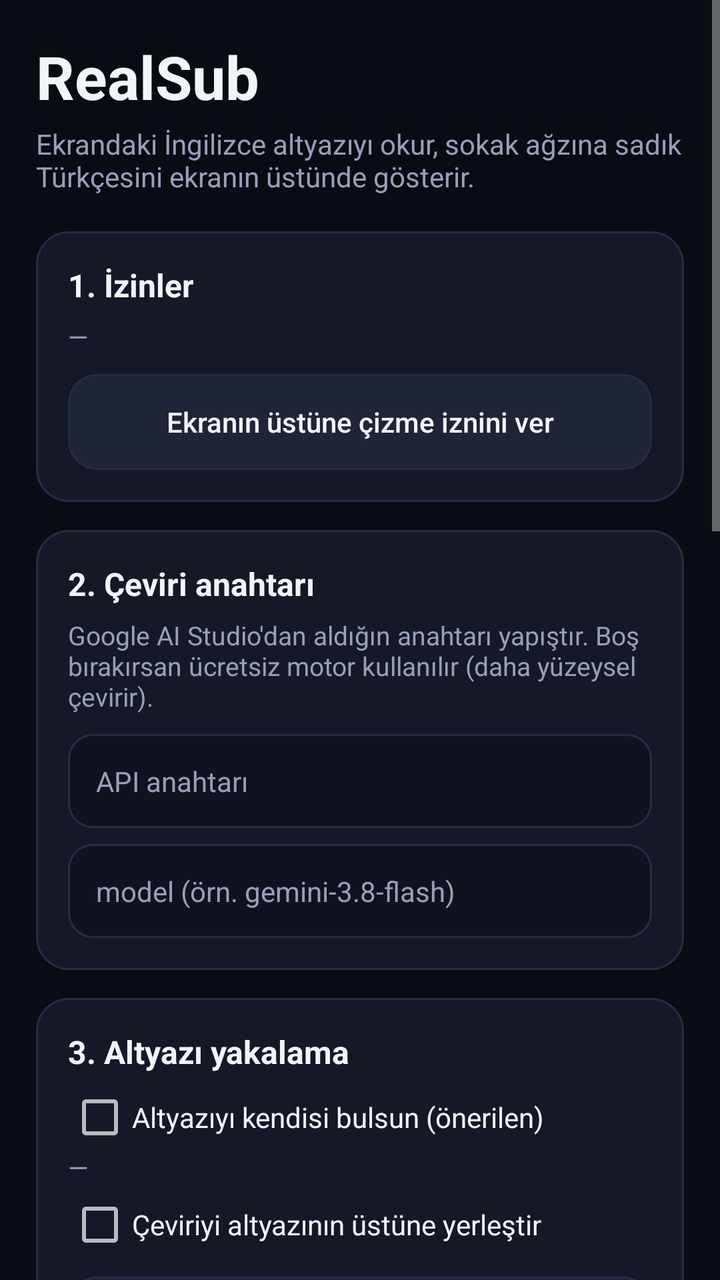
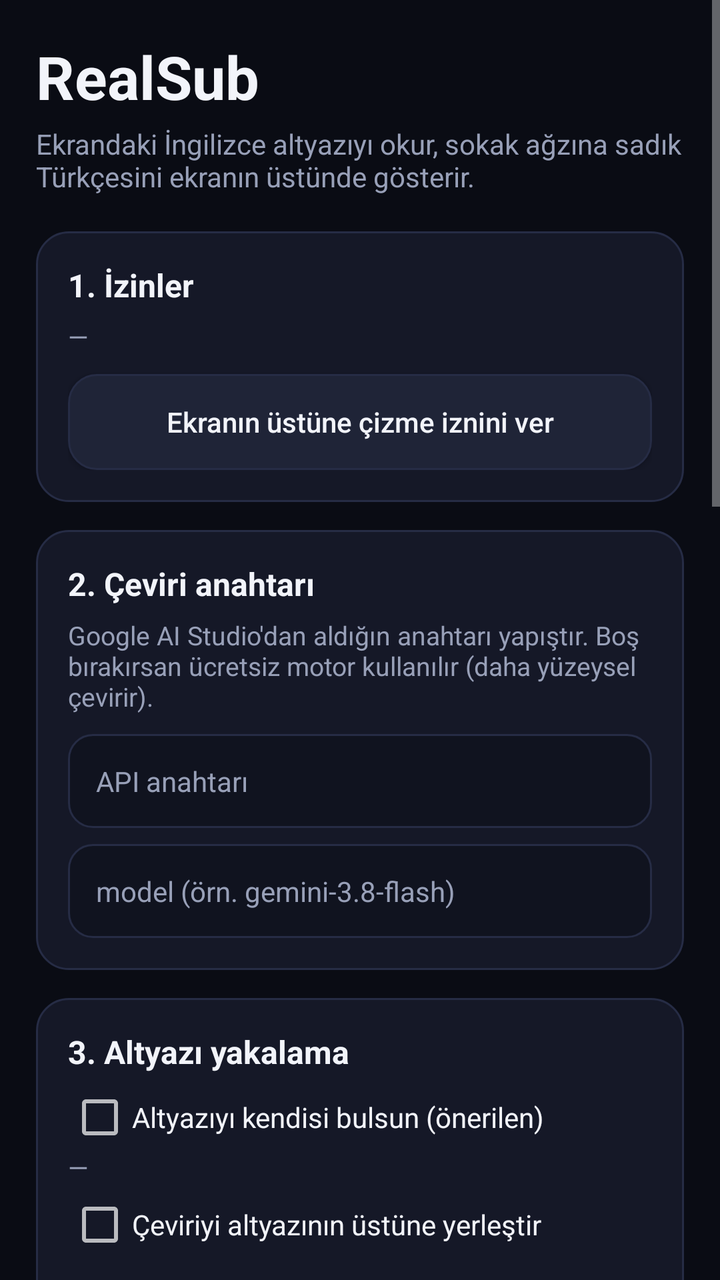

Before-and-after screenshots of an Android layout around one commit, followed by the original layout XML and the change that was made.
<!-- AndroidManifest.xml: application theme Theme.RealSub -->
<!-- res/layout/activity_main.xml -->
<?xml version="1.0" encoding="utf-8"?>
<ScrollView xmlns:android="http://schemas.android.com/apk/res/android"
    android:layout_width="match_parent"
    android:layout_height="match_parent"
    android:background="@color/bg"
    android:fillViewport="true">

    <LinearLayout
        android:layout_width="match_parent"
        android:layout_height="wrap_content"
        android:orientation="vertical"
        android:padding="18dp">

        <TextView
            android:layout_width="wrap_content"
            android:layout_height="wrap_content"
            android:text="RealSub"
            android:textColor="@color/txt"
            android:textSize="30sp"
            android:textStyle="bold" />

        <TextView
            android:layout_width="match_parent"
            android:layout_height="wrap_content"
            android:layout_marginTop="4dp"
            android:text="Ekrandaki İngilizce altyazıyı okur, sokak ağzına sadık Türkçesini ekranın üstünde gösterir."
            android:textColor="@color/muted"
            android:textSize="14sp" />

        
        <LinearLayout
            android:layout_width="match_parent"
            android:layout_height="wrap_content"
            android:layout_marginTop="18dp"
            android:background="@drawable/panel"
            android:orientation="vertical"
            android:padding="16dp">

            <TextView
                android:layout_width="wrap_content"
                android:layout_height="wrap_content"
                android:text="1. İzinler"
                android:textColor="@color/txt"
                android:textSize="16sp"
                android:textStyle="bold" />

            <TextView
                android:id="@+id/tvPerm"
                android:layout_width="match_parent"
                android:layout_height="wrap_content"
                android:layout_marginTop="6dp"
                android:text="—"
                android:textColor="@color/muted"
                android:textSize="13sp" />

            <Button
                android:id="@+id/btnOverlayPerm"
                android:layout_width="match_parent"
                android:layout_height="wrap_content"
                android:layout_marginTop="10dp"
                android:background="@drawable/btn_grey"
                android:text="Ekranın üstüne çizme iznini ver"
                android:textAllCaps="false"
                android:textColor="@color/txt" />
        </LinearLayout>

        
        <LinearLayout
            android:layout_width="match_parent"
            android:layout_height="wrap_content"
            android:layout_marginTop="14dp"
            android:background="@drawable/panel"
            android:orientation="vertical"
            android:padding="16dp">

            <TextView
                android:layout_width="wrap_content"
                android:layout_height="wrap_content"
                android:text="2. Çeviri anahtarı"
                android:textColor="@color/txt"
                android:textSize="16sp"
                android:textStyle="bold" />

            <TextView
                android:layout_width="match_parent"
                android:layout_height="wrap_content"
                android:layout_marginTop="6dp"
                android:text="Google AI Studio'dan aldığın anahtarı yapıştır. Boş bırakırsan ücretsiz motor kullanılır (daha yüzeysel çevirir)."
                android:textColor="@color/muted"
                android:textSize="13sp" />

            <EditText
                android:id="@+id/etKey"
                android:layout_width="match_parent"
                android:layout_height="wrap_content"
                android:layout_marginTop="10dp"
                android:background="@drawable/field"
                android:hint="API anahtarı"
                android:inputType="textPassword"
                android:padding="14dp"
                android:textColor="@color/txt"
                android:textColorHint="@color/muted"
                android:textSize="14sp" />

            <EditText
                android:id="@+id/etModel"
                android:layout_width="match_parent"
                android:layout_height="wrap_content"
                android:layout_marginTop="8dp"
                android:background="@drawable/field"
                android:hint="model (örn. gemini-3.8-flash)"
                android:inputType="text"
                android:padding="14dp"
                android:textColor="@color/txt"
                android:textColorHint="@color/muted"
                android:textSize="14sp" />
        </LinearLayout>

        
        <LinearLayout
            android:layout_width="match_parent"
            android:layout_height="wrap_content"
            android:layout_marginTop="14dp"
            android:background="@drawable/panel"
            android:orientation="vertical"
            android:padding="16dp">

            <TextView
                android:layout_width="wrap_content"
                android:layout_height="wrap_content"
                android:text="3. Altyazı yakalama"
                android:textColor="@color/txt"
                android:textSize="16sp"
                android:textStyle="bold" />

            <CheckBox
                android:id="@+id/cbAuto"
                android:layout_width="match_parent"
                android:layout_height="wrap_content"
                android:layout_marginTop="6dp"
                android:text="Altyazıyı kendisi bulsun (önerilen)"
                android:textColor="@color/txt" />

            <TextView
                android:id="@+id/tvRegion"
                android:layout_width="match_parent"
                android:layout_height="wrap_content"
                android:text="—"
                android:textColor="@color/muted"
                android:textSize="13sp" />

            <CheckBox
                android:id="@+id/cbAlign"
                android:layout_width="match_parent"
                android:layout_height="wrap_content"
                android:layout_marginTop="4dp"
                android:text="Çeviriyi altyazının üstüne yerleştir"
                android:textColor="@color/txt" />

            <Button
                android:id="@+id/btnRegion"
                android:layout_width="match_parent"
                android:layout_height="wrap_content"
                android:layout_marginTop="10dp"
                android:background="@drawable/btn_grey"
                android:text="Alanı elle seç"
                android:textAllCaps="false"
                android:textColor="@color/txt" />
        </LinearLayout>

        
        <LinearLayout
            android:layout_width="match_parent"
            android:layout_height="wrap_content"
            android:layout_marginTop="14dp"
            android:background="@drawable/panel"
            android:orientation="vertical"
            android:padding="16dp">

            <TextView
                android:layout_width="wrap_content"
                android:layout_height="wrap_content"
                android:text="4. Ayarlar"
                android:textColor="@color/txt"
                android:textSize="16sp"
                android:textStyle="bold" />

            <TextView
                android:layout_width="wrap_content"
                android:layout_height="wrap_content"
                android:layout_marginTop="12dp"
                android:text="Sertlik seviyesi"
                android:textColor="@color/muted"
                android:textSize="13sp" />

            <RadioGroup
                android:id="@+id/rgHard"
                android:layout_width="match_parent"
                android:layout_height="wrap_content"
                android:orientation="vertical">

                <RadioButton
                    android:id="@+id/rb0"
                    android:layout_width="match_parent"
                    android:layout_height="wrap_content"
                    android:text="Yumuşak"
                    android:textColor="@color/txt" />

                <RadioButton
                    android:id="@+id/rb1"
                    android:layout_width="match_parent"
                    android:layout_height="wrap_content"
                    android:text="Doğal"
                    android:textColor="@color/txt" />

                <RadioButton
                    android:id="@+id/rb2"
                    android:layout_width="match_parent"
                    android:layout_height="wrap_content"
                    android:text="Sokak ağzı"
                    android:textColor="@color/txt" />

                <RadioButton
                    android:id="@+id/rb3"
                    android:layout_width="match_parent"
                    android:layout_height="wrap_content"
                    android:text="Tam sansürsüz"
                    android:textColor="@color/txt" />
            </RadioGroup>

            <TextView
                android:id="@+id/tvSize"
                android:layout_width="wrap_content"
                android:layout_height="wrap_content"
                android:layout_marginTop="10dp"
                android:text="Yazı boyutu"
                android:textColor="@color/muted"
                android:textSize="13sp" />

            <SeekBar
                android:id="@+id/sbSize"
                android:layout_width="match_parent"
                android:layout_height="wrap_content"
                android:max="42"
                android:progress="12" />

            <TextView
                android:id="@+id/tvBottom"
                android:layout_width="wrap_content"
                android:layout_height="wrap_content"
                android:text="Alttan uzaklık"
                android:textColor="@color/muted"
                android:textSize="13sp" />

            <SeekBar
                android:id="@+id/sbBottom"
                android:layout_width="match_parent"
                android:layout_height="wrap_content"
                android:max="60"
                android:progress="10" />

            <CheckBox
                android:id="@+id/cbEn"
                android:layout_width="match_parent"
                android:layout_height="wrap_content"
                android:text="İngilizceyi de göster"
                android:textColor="@color/txt" />
        </LinearLayout>

        <Button
            android:id="@+id/btnStart"
            android:layout_width="match_parent"
            android:layout_height="wrap_content"
            android:layout_marginTop="18dp"
            android:background="@drawable/btn"
            android:paddingTop="14dp"
            android:paddingBottom="14dp"
            android:text="Başlat"
            android:textAllCaps="false"
            android:textColor="#FFFFFF"
            android:textSize="17sp"
            android:textStyle="bold" />

        <Button
            android:id="@+id/btnStop"
            android:layout_width="match_parent"
            android:layout_height="wrap_content"
            android:layout_marginTop="10dp"
            android:background="@drawable/btn_grey"
            android:text="Durdur"
            android:textAllCaps="false"
            android:textColor="@color/txt" />

        <LinearLayout
            android:layout_width="match_parent"
            android:layout_height="wrap_content"
            android:layout_marginTop="14dp"
            android:background="@drawable/panel"
            android:orientation="vertical"
            android:padding="16dp">

            <TextView
                android:layout_width="wrap_content"
                android:layout_height="wrap_content"
                android:text="5. Durum"
                android:textColor="@color/txt"
                android:textSize="16sp"
                android:textStyle="bold" />

            <TextView
                android:layout_width="match_parent"
                android:layout_height="wrap_content"
                android:layout_marginTop="6dp"
                android:text="Bir şey görünmüyorsa: çalışırken buraya dön, önce Tek kare oku, sonra Durumu yenile."
                android:textColor="@color/muted"
                android:textSize="13sp" />

            <Button
                android:id="@+id/btnTest"
                android:layout_width="match_parent"
                android:layout_height="wrap_content"
                android:layout_marginTop="10dp"
                android:background="@drawable/btn_grey"
                android:text="Tek kare oku"
                android:textAllCaps="false"
                android:textColor="@color/txt" />

            <Button
                android:id="@+id/btnStatus"
                android:layout_width="match_parent"
                android:layout_height="wrap_content"
                android:layout_marginTop="8dp"
                android:background="@drawable/btn_grey"
                android:text="Durumu yenile"
                android:textAllCaps="false"
                android:textColor="@color/txt" />

            <TextView
                android:id="@+id/tvStatus"
                android:layout_width="match_parent"
                android:layout_height="wrap_content"
                android:layout_marginTop="10dp"
                android:background="@drawable/field"
                android:padding="12dp"
                android:text="—"
                android:textColor="@color/txt"
                android:textSize="13sp" />
        </LinearLayout>

        <TextView
            android:layout_width="match_parent"
            android:layout_height="wrap_content"
            android:layout_marginTop="16dp"
            android:layout_marginBottom="24dp"
            android:text="Başlat'a bastıktan sonra uygulamadan çık, izlemeye başla. Altyazı ekranın üstünde görünür. Durdurmak için bildirime dokun."
            android:textColor="@color/muted"
            android:textSize="12sp" />
    </LinearLayout>
</ScrollView>
<!-- resources referenced by this layout -->
<resources>
  <color name="bg">#0A0C14</color>
  <color name="muted">#98A0B8</color>
  <color name="txt">#F2F4FA</color>
  <!-- drawable btn (drawable) -->
  <?xml version="1.0" encoding="utf-8"?>
  <shape xmlns:android="http://schemas.android.com/apk/res/android" android:shape="rectangle">
      <solid android:color="@color/acc" />
      <corners android:radius="14dp" />
  </shape>
  <!-- drawable btn_grey (drawable) -->
  <?xml version="1.0" encoding="utf-8"?>
  <shape xmlns:android="http://schemas.android.com/apk/res/android" android:shape="rectangle">
      <solid android:color="#1F2437" />
      <corners android:radius="14dp" />
      <stroke android:width="1dp" android:color="@color/line" />
  </shape>
  <!-- drawable field (drawable) -->
  <?xml version="1.0" encoding="utf-8"?>
  <shape xmlns:android="http://schemas.android.com/apk/res/android" android:shape="rectangle">
      <solid android:color="#10131F" />
      <corners android:radius="12dp" />
      <stroke android:width="1dp" android:color="@color/line" />
  </shape>
  <!-- drawable panel (drawable) -->
  <?xml version="1.0" encoding="utf-8"?>
  <shape xmlns:android="http://schemas.android.com/apk/res/android" android:shape="rectangle">
      <solid android:color="@color/panel" />
      <corners android:radius="16dp" />
      <stroke android:width="1dp" android:color="@color/line" />
  </shape>
  <style name="Theme.RealSub" parent="Theme.AppCompat.NoActionBar">
          <item name="android:windowBackground">@color/bg</item>
          <item name="android:textColor">@color/txt</item>
          <item name="android:colorAccent">@color/acc</item>
      </style>
  <color name="acc">#5B4DF5</color>
  <color name="line">#262C45</color>
  <color name="panel">#151827</color>
</resources>

<!-- the commit's change to res/layout/activity_main.xml (unified diff, before → after) -->
@@ -156,6 +156,29 @@
                 android:layout_marginTop="4dp"
                 android:text="Çeviriyi altyazının üstüne yerleştir"
                 android:textColor="@color/txt" />
+
+            <TextView
+                android:id="@+id/tvScan"
+                android:layout_width="wrap_content"
+                android:layout_height="wrap_content"
+                android:layout_marginTop="8dp"
+                android:text="Taramanın başladığı yükseklik"
+                android:textColor="@color/muted"
+                android:textSize="13sp" />
+
+            <SeekBar
+                android:id="@+id/sbScan"
+                android:layout_width="match_parent"
+                android:layout_height="wrap_content"
+                android:max="65"
+                android:progress="42" />
+
+            <TextView
+                android:layout_width="match_parent"
+                android:layout_height="wrap_content"
+                android:text="Altyazı daha yukarıda çıkıyorsa bu değeri küçült. Büyütmek, oynatıcı arayüzünün okunmasını engeller."
+                android:textColor="@color/muted"
+                android:textSize="12sp" />
 
             <Button
                 android:id="@+id/btnRegion"
